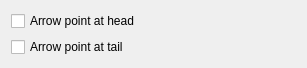
This is Classes/CppQtConceptMap/qtconceptmapedgedialog.ui in richelbilderbeek/ProjectRichelBilderbeek as Qt 5 draws it before an edit. The edited form follows.
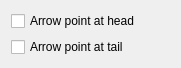
This is the edited form.

Diff of the .ui file:
```diff
--- a/Classes/CppQtConceptMap/qtconceptmapedgedialog.ui
+++ b/Classes/CppQtConceptMap/qtconceptmapedgedialog.ui
@@ -6,7 +6,7 @@
    <rect>
     <x>0</x>
     <y>0</y>
-    <width>307</width>
+    <width>181</width>
     <height>68</height>
    </rect>
   </property>
```
